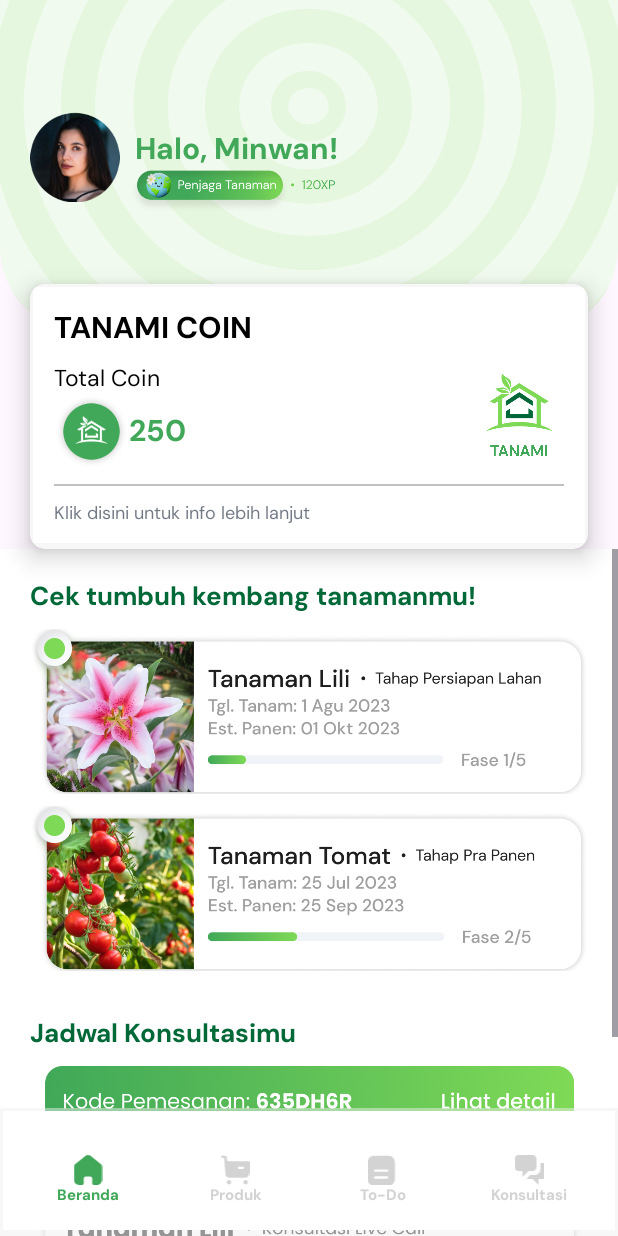
After one commit to mfthrq/tanami-gemastik-mobile, an Android app: the Homepage1 screen opened directly, with no data from a screen before it, on a phone screen of 412 x 824 dp. The commit adds this screen. Run offline under Robolectric (Android 15) with nearby library versions, the phone set to English and light mode, and no system bars.

Commit message:
homepage done-1

```diff
--- a/app/src/main/AndroidManifest.xml
+++ b/app/src/main/AndroidManifest.xml
@@ -12,6 +12,9 @@
         android:supportsRtl="true"
         android:theme="@style/Theme.Tanamigemastik"
         tools:targetApi="31">
+        <activity
+            android:name=".Homepage1"
+            android:exported="false" />
         <activity
             android:name=".Login"
             android:exported="false" />
--- a/app/src/main/java/com/example/tanamigemastik/Daftar.java
+++ b/app/src/main/java/com/example/tanamigemastik/Daftar.java
@@ -1,6 +1,7 @@
 package com.example.tanamigemastik;
 
 import androidx.appcompat.app.AppCompatActivity;
+import androidx.appcompat.widget.AppCompatButton;
 
 import android.os.Bundle;
 import android.content.Intent;
@@ -23,5 +24,16 @@ public class Daftar extends AppCompatActivity {
                 startActivity(intent);
             }
         });
+
+        // Inisialisasi AppCompatButton untuk login
+        AppCompatButton btnDaftar = findViewById(R.id.btn_daftar);
+        btnDaftar.setOnClickListener(new View.OnClickListener() {
+            @Override
+            public void onClick(View v) {
+                // Intent untuk berpindah ke Homepage1 activity
+                Intent intent = new Intent(Daftar.this, Homepage1.class);
+                startActivity(intent);
+            }
+        });
     }
 }
--- /dev/null
+++ b/app/src/main/java/com/example/tanamigemastik/Homepage1.java
@@ -0,0 +1,14 @@
+package com.example.tanamigemastik;
+
+import androidx.appcompat.app.AppCompatActivity;
+
+import android.os.Bundle;
+
+public class Homepage1 extends AppCompatActivity {
+
+    @Override
+    protected void onCreate(Bundle savedInstanceState) {
+        super.onCreate(savedInstanceState);
+        setContentView(R.layout.activity_homepage1);
+    }
+}
--- a/app/src/main/java/com/example/tanamigemastik/Login.java
+++ b/app/src/main/java/com/example/tanamigemastik/Login.java
@@ -6,6 +6,7 @@ import android.os.Bundle;
 import android.content.Intent;
 import android.view.View;
 import android.widget.TextView;
+import androidx.appcompat.widget.AppCompatButton;
 
 public class Login extends AppCompatActivity {
 
@@ -23,5 +24,16 @@ public class Login extends AppCompatActivity {
                 startActivity(intent);
             }
         });
+
+        // Inisialisasi AppCompatButton untuk login
+        AppCompatButton btnLogin = findViewById(R.id.btn_login);
+        btnLogin.setOnClickListener(new View.OnClickListener() {
+            @Override
+            public void onClick(View v) {
+                // Intent untuk berpindah ke Homepage1 activity
+                Intent intent = new Intent(Login.this, Homepage1.class);
+                startActivity(intent);
+            }
+        });
     }
 }
--- /dev/null
+++ b/app/src/main/res/drawable/home_svg.xml
@@ -0,0 +1,9 @@
+<vector xmlns:android="http://schemas.android.com/apk/res/android"
+    android:width="19dp"
+    android:height="20dp"
+    android:viewportWidth="19"
+    android:viewportHeight="20">
+  <path
+      android:pathData="M6.729,18.774V15.718C6.729,14.938 7.345,14.306 8.106,14.306H10.885C11.251,14.306 11.601,14.455 11.859,14.72C12.117,14.985 12.262,15.344 12.262,15.718V18.774C12.26,19.098 12.384,19.41 12.607,19.64C12.829,19.871 13.132,20 13.449,20H15.345C16.231,20.002 17.081,19.643 17.708,19.001C18.335,18.36 18.688,17.489 18.688,16.58V7.875C18.688,7.141 18.37,6.445 17.822,5.974L11.37,0.689C10.248,-0.238 8.64,-0.208 7.552,0.76L1.248,5.974C0.673,6.431 0.329,7.129 0.313,7.875V16.571C0.313,18.465 1.809,20 3.655,20H5.508C6.165,20 6.698,19.457 6.703,18.783L6.729,18.774Z"
+      android:fillColor="#D4D3D3"/>
+</vector>
--- /dev/null
+++ b/app/src/main/res/drawable/konsultasi_svg.xml
@@ -0,0 +1,12 @@
+<vector xmlns:android="http://schemas.android.com/apk/res/android"
+    android:width="19dp"
+    android:height="20dp"
+    android:viewportWidth="19"
+    android:viewportHeight="20">
+    <path
+        android:pathData="M0 2.66667C0 1.19391 1.17525 0 2.625 0H11.8125C13.2622 0 14.4375 1.19391 14.4375 2.66667V8C14.4375 9.47276 13.2622 10.6667 11.8125 10.6667H9.1875L5.25 14.6667V10.6667H2.625C1.17525 10.6667 0 9.47276 0 8V2.66667Z"
+        android:fillColor="#D4D3D3"/>
+    <path
+        android:pathData="M17.0625 5.33333V9.33333C17.0625 11.5425 15.2716 13.3333 13.0625 13.3333H10.2748L7.95601 15.6889C8.32327 15.8875 8.74245 16 9.1875 16H11.8125L15.75 20V16H18.375C19.8247 16 21 14.8061 21 13.3333V8C21 6.52724 19.8247 5.33333 18.375 5.33333H17.0625Z"
+        android:fillColor="#D4D3D3"/>
+</vector>
--- /dev/null
+++ b/app/src/main/res/drawable/produk_svg.xml
@@ -0,0 +1,9 @@
+<vector xmlns:android="http://schemas.android.com/apk/res/android"
+    android:width="19dp"
+    android:height="20dp"
+    android:viewportWidth="19"
+    android:viewportHeight="20">
+    <path
+        android:pathData="M12.0502 9.25885H14.7258C15.1314 9.25885 15.4502 8.92344 15.4502 8.51898C15.4502 8.10465 15.1314 7.77911 14.7258 7.77911H12.0502C11.6445 7.77911 11.3257 8.10465 11.3257 8.51898C11.3257 8.92344 11.6445 9.25885 12.0502 9.25885ZM17.9037 4.13007C18.4929 4.13007 18.8793 4.33724 19.2656 4.79102C19.652 5.24481 19.7196 5.89589 19.6327 6.4868L18.7151 12.9582C18.5412 14.2022 17.498 15.1186 16.2713 15.1186H5.73318C4.44852 15.1186 3.38601 14.1134 3.27976 12.8112L2.39112 2.05745L0.932591 1.80096C0.546226 1.73191 0.27577 1.34718 0.343384 0.952582C0.410998 0.549106 0.787704 0.281767 1.18373 0.341943L3.48743 0.696094C3.81584 0.75627 4.05732 1.0315 4.0863 1.36691L4.26982 3.57665C4.2988 3.89331 4.54994 4.13007 4.85903 4.13007H17.9037ZM5.57832 16.6778C4.76695 16.6778 4.11013 17.3486 4.11013 18.1772C4.11013 18.996 4.76695 19.6668 5.57832 19.6668C6.38003 19.6668 7.03685 18.996 7.03685 18.1772C7.03685 17.3486 6.38003 16.6778 5.57832 16.6778ZM16.4448 16.6778C15.6335 16.6778 14.9766 17.3486 14.9766 18.1772C14.9766 18.996 15.6335 19.6668 16.4448 19.6668C17.2465 19.6668 17.9034 18.996 17.9034 18.1772C17.9034 17.3486 17.2465 16.6778 16.4448 16.6778Z"
+        android:fillColor="#D4D3D3"/>
+</vector>
--- /dev/null
+++ b/app/src/main/res/drawable/rectangle_homepage.xml
@@ -0,0 +1,18 @@
+<layer-list xmlns:android="http://schemas.android.com/apk/res/android">
+
+    <!-- Bayangan -->
+    <item>
+        <shape android:shape="rectangle">
+            <corners android:radius="0dp" />
+            <solid android:color="#80EFEFEF" /> <!-- Warna abu-abu transparan untuk bayangan -->
+        </shape>
+    </item>
+
+    <!-- Bentuk Utama -->
+    <item android:left="2dp" android:right="2dp" android:top="2dp" android:bottom="4dp">
+        <shape android:shape="rectangle">
+            <corners android:radius="0dp" />
+            <solid android:color="#FFFFFF" />
+        </shape>
+    </item>
+</layer-list>
--- /dev/null
+++ b/app/src/main/res/drawable/todo_svg.xml
@@ -0,0 +1,9 @@
+<vector xmlns:android="http://schemas.android.com/apk/res/android"
+    android:width="19dp"
+    android:height="20dp"
+    android:viewportWidth="19"
+    android:viewportHeight="20">
+    <path
+        android:pathData="M4.81 0.5H13.191C16.28 0.5 18 2.28 18 5.33V15.66C18 18.76 16.28 20.5 13.191 20.5H4.81C1.77 20.5 0 18.76 0 15.66V5.33C0 2.28 1.77 0.5 4.81 0.5ZM5.08 5.16V5.15H8.069C8.5 5.15 8.85 5.5 8.85 5.929C8.85 6.37 8.5 6.72 8.069 6.72H5.08C4.649 6.72 4.3 6.37 4.3 5.94C4.3 5.51 4.649 5.16 5.08 5.16ZM5.08 11.24H12.92C13.35 11.24 13.7 10.89 13.7 10.46C13.7 10.03 13.35 9.679 12.92 9.679H5.08C4.649 9.679 4.3 10.03 4.3 10.46C4.3 10.89 4.649 11.24 5.08 11.24ZM5.08 15.81H12.92C13.319 15.77 13.62 15.429 13.62 15.03C13.62 14.62 13.319 14.28 12.92 14.24H5.08C4.78 14.21 4.49 14.35 4.33 14.61C4.17 14.86 4.17 15.19 4.33 15.45C4.49 15.7 4.78 15.85 5.08 15.81Z"
+        android:fillColor="#D4D3D3"/>
+</vector>
--- a/app/src/main/res/layout/activity_daftar.xml
+++ b/app/src/main/res/layout/activity_daftar.xml
@@ -97,7 +97,7 @@
                 />
 
             <androidx.appcompat.widget.AppCompatButton
-                android:id="@+id/btn_login"
+                android:id="@+id/btn_daftar"
                 android:layout_width="match_parent"
                 android:layout_height="wrap_content"
                 android:text="Selanjutnya"
--- /dev/null
+++ b/app/src/main/res/layout/activity_homepage1.xml
@@ -0,0 +1,367 @@
+<?xml version="1.0" encoding="utf-8"?>
+<RelativeLayout xmlns:android="http://schemas.android.com/apk/res/android"
+    xmlns:tools="http://schemas.android.com/tools"
+    android:layout_width="match_parent"
+    android:layout_height="match_parent"
+    xmlns:app="http://schemas.android.com/apk/res-auto"
+    android:orientation="vertical"
+    tools:context=".Login">
+
+    <LinearLayout
+        android:layout_width="match_parent"
+        android:layout_height="wrap_content"
+        android:orientation="vertical">
+
+        <FrameLayout
+            android:layout_width="match_parent"
+            android:layout_height="209dp">
+            <ImageView
+                android:id="@+id/header_homepage1"
+                android:layout_width="match_parent"
+                android:layout_height="wrap_content"
+                android:src="@drawable/header_homepage1"
+                android:scaleType="centerCrop" />
+
+            <LinearLayout
+                android:layout_width="match_parent"
+                android:layout_height="match_parent"
+                android:orientation="horizontal"
+                android:paddingLeft="20dp"
+                android:paddingRight="20dp"
+                android:gravity="center_vertical"
+                >
+                <ImageView
+                    android:id="@+id/avatar"
+                    android:layout_width="60dp"
+                    android:layout_height="60dp"
+                    android:src="@drawable/avatar1" />
+
+                <LinearLayout
+                    android:layout_width="match_parent"
+                    android:layout_height="wrap_content"
+                    android:orientation="vertical">
+                    <TextView
+                        android:layout_width="wrap_content"
+                        android:layout_height="wrap_content"
+                        android:text="Halo, Minwan!"
+                        android:textColor="#40A858"
+                        android:textSize="20sp"
+                        android:layout_marginLeft="10dp"
+                        android:layout_marginTop="20dp"
+                        android:fontFamily="@font/dmsans_bold"/>
+                    <ImageView
+                        android:id="@+id/role_xp"
+                        android:layout_width="150dp"
+                        android:layout_height="30dp"
+                        android:src="@drawable/role_xp" />
+                </LinearLayout>
+
+            </LinearLayout>
+        </FrameLayout>
+
+        <androidx.cardview.widget.CardView
+            android:layout_width="match_parent"
+            android:layout_height="wrap_content"
+            app:cardCornerRadius="10dp"
+            android:layout_marginLeft="20dp"
+            android:layout_marginRight="20dp"
+            android:padding="16dp"
+            android:layout_marginTop="-20dp"
+            app:cardElevation="10dp">
+
+            <LinearLayout
+                android:layout_width="match_parent"
+                android:layout_height="wrap_content"
+                android:orientation="vertical"
+                android:padding="16dp"
+                android:background="@drawable/rectangle_homepage">
+                <TextView
+                    android:layout_width="wrap_content"
+                    android:layout_height="wrap_content"
+                    android:text="TANAMI COIN"
+                    android:textColor="#000000"
+                    android:textSize="20sp"
+                    android:fontFamily="@font/dmsans_bold"/>
+
+                <LinearLayout
+                    android:layout_width="match_parent"
+                    android:layout_height="wrap_content"
+                    android:orientation="horizontal"
+                    android:layout_marginTop="10dp"
+                    android:gravity="center_vertical"
+                    >
+                    <LinearLayout
+                        android:layout_width="wrap_content"
+                        android:layout_height="wrap_content"
+                        android:orientation="vertical"
+                        android:layout_weight="1"
+                        >
+                        <TextView
+                            android:layout_width="wrap_content"
+                            android:layout_height="wrap_content"
+                            android:text="Total Coin"
+                            android:textColor="#000000"
+                            android:textSize="15sp"
+                            android:fontFamily="@font/dmsans_regular"/>
+                        <LinearLayout
+                            android:layout_width="wrap_content"
+                            android:layout_height="wrap_content"
+                            android:orientation="horizontal"
+                            android:gravity="center"
+                            >
+                            <ImageView
+                                android:id="@+id/coin"
+                                android:layout_width="50dp"
+                                android:layout_height="50dp"
+                                android:src="@drawable/coin_homepage"
+                                android:scaleType="centerCrop"
+                                />
+
+                            <TextView
+                                android:layout_width="wrap_content"
+                                android:layout_height="wrap_content"
+                                android:text="250"
+                                android:textColor="#41A759"
+                                android:textSize="20sp"
+                                android:fontFamily="@font/dmsans_bold"/>
+
+                        </LinearLayout>
+                    </LinearLayout>
+
+                    <ImageView
+                        android:id="@+id/logo_tanami"
+                        android:layout_width="60dp"
+                        android:layout_height="60dp"
+                        android:src="@drawable/logo_tanami_onboarding"
+                        />
+                </LinearLayout>
+
+                <View
+                    android:layout_width="match_parent"
+                    android:layout_height="1dp"
+                    android:background="#C0C0C0"
+                    android:layout_marginTop="10dp"/>
+
+                <TextView
+                    android:layout_width="wrap_content"
+                    android:layout_height="wrap_content"
+                    android:text="Klik disini untuk info lebih lanjut"
+                    android:textColor="@color/grey"
+                    android:textSize="12sp"
+                    android:layout_marginTop="10dp"
+                    android:fontFamily="@font/dmsans_regular"/>
+
+            </LinearLayout>
+
+        </androidx.cardview.widget.CardView>
+
+        <RelativeLayout
+            android:layout_width="match_parent"
+            android:layout_height="match_parent"
+            android:orientation="vertical"
+            android:background="@color/white"
+            >
+
+            <ScrollView
+                android:layout_width="match_parent"
+                android:layout_height="match_parent"
+                android:layout_weight="1"
+                >
+                <LinearLayout
+                    android:layout_width="match_parent"
+                    android:layout_height="wrap_content"
+                    android:orientation="vertical"
+                    android:paddingLeft="20dp"
+                    android:paddingRight="20dp"
+                    android:paddingBottom="100dp"
+                    >
+                    <TextView
+                        android:layout_width="wrap_content"
+                        android:layout_height="wrap_content"
+                        android:text="Cek tumbuh kembang tanamanmu!"
+                        android:textColor="#016838"
+                        android:textSize="17sp"
+                        android:layout_marginTop="20dp"
+                        android:layout_marginBottom="10dp"
+                        android:fontFamily="@font/dmsans_bold"/>
+
+                    <ImageView
+                        android:id="@+id/progress_tanaman_1"
+                        android:layout_width="wrap_content"
+                        android:layout_height="110dp"
+                        android:scaleType="centerCrop"
+                        android:src="@drawable/progress_tanaman_1" />
+
+                    <ImageView
+                        android:id="@+id/progress_tanaman_2"
+                        android:layout_width="wrap_content"
+                        android:layout_height="110dp"
+                        android:layout_marginTop="8dp"
+                        android:scaleType="centerCrop"
+                        android:src="@drawable/progress_tanaman_2" />
+
+                    <TextView
+                        android:layout_width="wrap_content"
+                        android:layout_height="wrap_content"
+                        android:text="Jadwal Konsultasimu"
+                        android:textColor="#016838"
+                        android:textSize="17sp"
+                        android:layout_marginTop="30dp"
+                        android:layout_marginBottom="10dp"
+                        android:fontFamily="@font/dmsans_bold"/>
+
+                    <ImageView
+                        android:id="@+id/card_jadwal_konsultasi"
+                        android:layout_width="wrap_content"
+                        android:layout_height="200dp"
+                        android:src="@drawable/card_jadwal_konsultasi" />
+                </LinearLayout>
+            </ScrollView>
+
+            <!-- Navbar Start -->
+            <LinearLayout
+                android:layout_width="match_parent"
+                android:layout_height="wrap_content"
+                android:layout_alignParentBottom="true"
+                android:layout_weight="0"
+                android:orientation="vertical"
+                >
+                <!-- Menu Navbar Start -->
+                <LinearLayout
+                    android:layout_width="match_parent"
+                    android:layout_height="wrap_content"
+                    android:orientation="horizontal"
+                    android:background="@drawable/rectangle_homepage">
+                    <!-- Container Navbar Start -->
+                    <LinearLayout
+                        android:layout_width="match_parent"
+                        android:layout_height="wrap_content"
+                        android:orientation="horizontal"
+                        android:layout_marginRight="10dp"
+                        android:layout_marginLeft="10dp">
+
+                        <!-- Menu Home Start -->
+                        <LinearLayout
+                            android:id="@+id/home"
+                            android:layout_width="wrap_content"
+                            android:layout_height="80dp"
+                            android:layout_weight="1"
+                            android:layout_marginTop="5dp"
+                            android:layout_gravity="center_vertical"
+                            android:gravity="center"
+                            android:orientation="vertical">
+                            <ImageView
+                                android:layout_width="20dp"
+                                android:layout_height="20dp"
+                                android:layout_gravity="center"
+                                android:src="@drawable/home_svg"
+                                app:tint="#40A858"
+                                />
+                            <TextView
+                                android:layout_width="match_parent"
+                                android:layout_height="wrap_content"
+                                android:layout_gravity="center"
+                                android:text="Beranda"
+                                android:textAlignment="center"
+                                android:textSize="10sp"
+                                android:textColor="#40A858"
+                                android:fontFamily="@font/dmsans_bold">
+                            </TextView>
+                        </LinearLayout>
+                        <!-- Menu Home End -->
+
+                        <!-- Menu Chat Start -->
+                        <LinearLayout
+                            android:id="@+id/chat"
+                            android:layout_width="wrap_content"
+                            android:layout_height="80dp"
+                            android:layout_weight="1"
+                            android:layout_marginTop="5dp"
+                            android:layout_gravity="center_vertical"
+                            android:gravity="center"
+                            android:orientation="vertical">
+                            <ImageView
+                                android:layout_width="20dp"
+                                android:layout_height="20dp"
+                                android:layout_gravity="center"
+                                android:src="@drawable/produk_svg" />
+                            <TextView
+                                android:layout_width="match_parent"
+                                android:layout_height="wrap_content"
+                                android:layout_gravity="center"
+                                android:text="Produk"
+                                android:textSize="10sp"
+                                android:textAlignment="center"
+                                android:textColor="#D4D3D3"
+                                android:fontFamily="@font/dmsans_bold">
+                            </TextView>
+                        </LinearLayout>
+
+                        <!-- Menu Riwayat Start -->
+                        <LinearLayout
+                            android:id="@+id/riwayat"
+                            android:layout_width="wrap_content"
+                            android:layout_height="80dp"
+                            android:layout_weight="1"
+                            android:layout_marginTop="5dp"
+                            android:layout_gravity="center_vertical"
+                            android:gravity="center"
+                            android:orientation="vertical">
+                            <ImageView
+                                android:layout_width="20dp"
+                                android:layout_height="20dp"
+                                android:layout_gravity="center"
+                                android:src="@drawable/todo_svg" />
+                            <TextView
+                                android:layout_width="match_parent"
+                                android:layout_height="wrap_content"
+                                android:layout_gravity="center"
+                                android:text="To-Do"
+                                android:textSize="10sp"
+                                android:textColor="#D4D3D3"
+                                android:textAlignment="center"
+                                android:fontFamily="@font/dmsans_bold">
+                            </TextView>
+                        </LinearLayout>
+                        <!-- Menu Riwayat End -->
+
+                        <!-- Menu Profil Start -->
+                        <LinearLayout
+                            android:id="@+id/profil"
+                            android:layout_width="wrap_content"
+                            android:layout_height="80dp"
+                            android:layout_weight="1"
+                            android:layout_marginTop="5dp"
+                            android:layout_gravity="center_vertical"
+                            android:gravity="center"
+                            android:orientation="vertical">
+                            <ImageView
+                                android:layout_width="20dp"
+                                android:layout_height="20dp"
+                                android:layout_gravity="center"
+                                android:src="@drawable/konsultasi_svg" />
+                            <TextView
+                                android:layout_width="match_parent"
+                                android:layout_height="wrap_content"
+                                android:layout_gravity="center"
+                                android:text="Konsultasi"
+                                android:textSize="10sp"
+                                android:textColor="#D4D3D3"
+                                android:textAlignment="center"
+                                android:fontFamily="@font/dmsans_bold">
+                            </TextView>
+                        </LinearLayout>
+                        <!-- Menu Profil Start -->
+
+                    </LinearLayout>
+                    <!-- Container Navbar End -->
+                </LinearLayout>
+                <!-- Menu Navbar End -->
+            </LinearLayout>
+            <!-- Navbar End -->
+
+        </RelativeLayout>
+
+    </LinearLayout>
+
+</RelativeLayout>
```
Also changed, not shown: app/src/main/res/drawable/avatar1.png (added), app/src/main/res/drawable/card_jadwal_konsultasi.png (added), app/src/main/res/drawable/coin_homepage.png (added), app/src/main/res/drawable/header_homepage1.png (added), app/src/main/res/drawable/progress_tanaman_1.png (added), app/src/main/res/drawable/progress_tanaman_2.png (added), app/src/main/res/drawable/role_xp.png (added).
